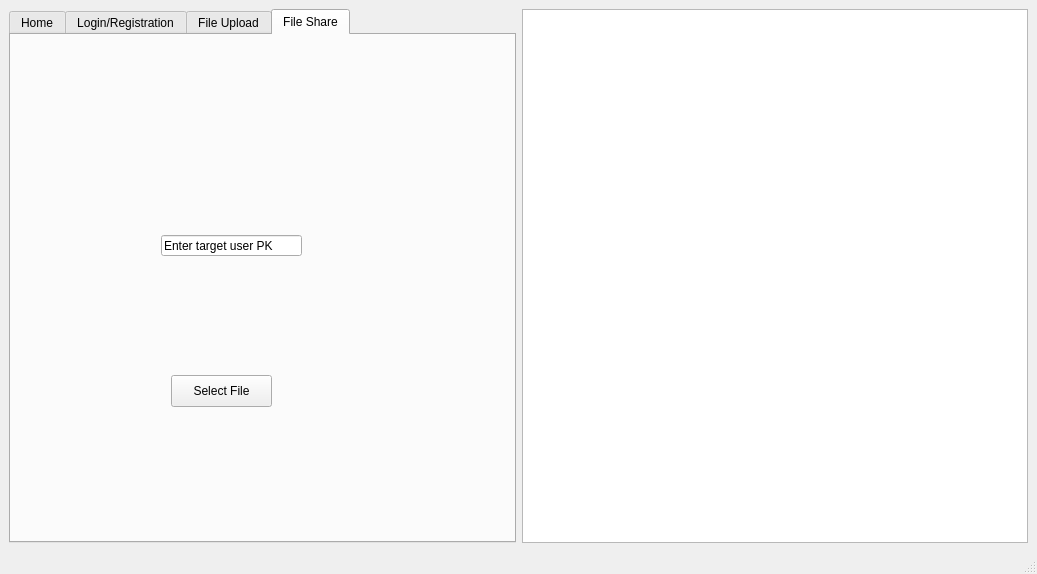
Tomas-Deane/FileShare, file fileshareqt/mainwindow.ui: the form before one commit.
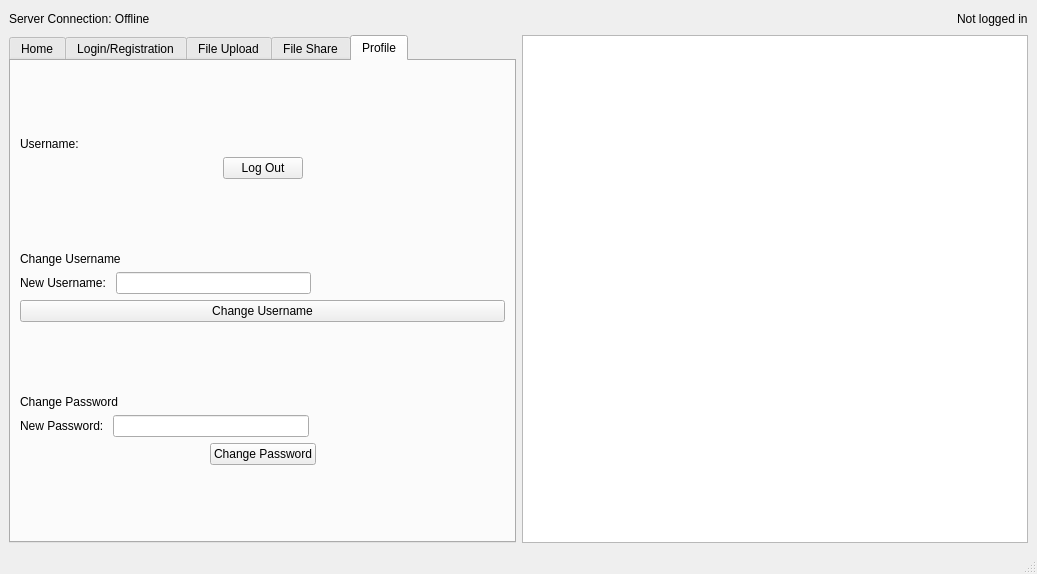
The form after the commit. Icons and pictures are not drawn.

Commit message: updated login and profile pages of ui

Diff of the .ui file:
```diff
--- a/fileshareqt/mainwindow.ui
+++ b/fileshareqt/mainwindow.ui
@@ -15,12 +15,43 @@
   </property>
   <widget class="QWidget" name="centralwidget">
    <layout class="QVBoxLayout" name="verticalLayout_2">
+    <item>
+     <layout class="QHBoxLayout" name="horizontalLayout_3">
+      <item>
+       <widget class="QLabel" name="serverConnectionLabel">
+        <property name="text">
+         <string>Server Connection: Offline</string>
+        </property>
+       </widget>
+      </item>
+      <item>
+       <spacer name="horizontalSpacer_11">
+        <property name="orientation">
+         <enum>Qt::Orientation::Horizontal</enum>
+        </property>
+        <property name="sizeHint" stdset="0">
+         <size>
+          <width>40</width>
+          <height>20</height>
+         </size>
+        </property>
+       </spacer>
+      </item>
+      <item>
+       <widget class="QLabel" name="loggedInLabel">
+        <property name="text">
+         <string>Not logged in</string>
+        </property>
+       </widget>
+      </item>
+     </layout>
+    </item>
     <item>
      <layout class="QHBoxLayout" name="horizontalLayout">
       <item>
        <widget class="QTabWidget" name="tabWidget">
         <property name="currentIndex">
-         <number>3</number>
+         <number>4</number>
         </property>
         <widget class="QWidget" name="Home">
          <attribute name="title">
@@ -52,7 +83,7 @@
          <attribute name="title">
           <string>Login/Registration</string>
          </attribute>
-         <layout class="QVBoxLayout" name="verticalLayout_3">
+         <layout class="QVBoxLayout" name="verticalLayout">
           <item>
            <layout class="QVBoxLayout" name="verticalLayout">
             <item>
@@ -162,6 +193,243 @@
           </property>
          </widget>
         </widget>
+        <widget class="QWidget" name="tab_2">
+         <attribute name="title">
+          <string>Profile</string>
+         </attribute>
+         <layout class="QVBoxLayout" name="verticalLayout_6">
+          <item>
+           <spacer name="verticalSpacer">
+            <property name="orientation">
+             <enum>Qt::Orientation::Vertical</enum>
+            </property>
+            <property name="sizeHint" stdset="0">
+             <size>
+              <width>20</width>
+              <height>40</height>
+             </size>
+            </property>
+           </spacer>
+          </item>
+          <item>
+           <layout class="QVBoxLayout" name="verticalLayout_5">
+            <item>
+             <widget class="QLabel" name="usernameLabel">
+              <property name="text">
+               <string>Username: </string>
+              </property>
+             </widget>
+            </item>
+            <item>
+             <layout class="QHBoxLayout" name="horizontalLayout_5">
+              <item>
+               <spacer name="horizontalSpacer_10">
+                <property name="orientation">
+                 <enum>Qt::Orientation::Horizontal</enum>
+                </property>
+                <property name="sizeHint" stdset="0">
+                 <size>
+                  <width>40</width>
+                  <height>20</height>
+                 </size>
+                </property>
+               </spacer>
+              </item>
+              <item>
+               <widget class="QPushButton" name="logOutButton">
+                <property name="text">
+                 <string>Log Out</string>
+                </property>
+               </widget>
+              </item>
+              <item>
+               <spacer name="horizontalSpacer_2">
+                <property name="orientation">
+                 <enum>Qt::Orientation::Horizontal</enum>
+                </property>
+                <property name="sizeHint" stdset="0">
+                 <size>
+                  <width>40</width>
+                  <height>20</height>
+                 </size>
+                </property>
+               </spacer>
+              </item>
+             </layout>
+            </item>
+           </layout>
+          </item>
+          <item>
+           <spacer name="verticalSpacer_4">
+            <property name="orientation">
+             <enum>Qt::Orientation::Vertical</enum>
+            </property>
+            <property name="sizeHint" stdset="0">
+             <size>
+              <width>20</width>
+              <height>40</height>
+             </size>
+            </property>
+           </spacer>
+          </item>
+          <item>
+           <layout class="QVBoxLayout" name="verticalLayout_4">
+            <item>
+             <widget class="QLabel" name="ChangeUsernameLabel">
+              <property name="text">
+               <string>Change Username</string>
+              </property>
+             </widget>
+            </item>
+            <item>
+             <layout class="QHBoxLayout" name="horizontalLayout_10">
+              <item>
+               <widget class="QLabel" name="NewUsernameLabel">
+                <property name="text">
+                 <string>New Username: </string>
+                </property>
+               </widget>
+              </item>
+              <item>
+               <widget class="QLineEdit" name="changeUsernameLineEdit"/>
+              </item>
+              <item>
+               <spacer name="horizontalSpacer_12">
+                <property name="orientation">
+                 <enum>Qt::Orientation::Horizontal</enum>
+                </property>
+                <property name="sizeHint" stdset="0">
+                 <size>
+                  <width>40</width>
+                  <height>20</height>
+                 </size>
+                </property>
+               </spacer>
+              </item>
+             </layout>
+            </item>
+            <item>
+             <layout class="QHBoxLayout" name="horizontalLayout_11">
+              <item>
+               <layout class="QHBoxLayout" name="horizontalLayout_12"/>
+              </item>
+              <item>
+               <widget class="QPushButton" name="changeUsernameButton">
+                <property name="text">
+                 <string>Change Username</string>
+                </property>
+               </widget>
+              </item>
+              <item>
+               <layout class="QHBoxLayout" name="horizontalLayout_13"/>
+              </item>
+             </layout>
+            </item>
+           </layout>
+          </item>
+          <item>
+           <spacer name="verticalSpacer_3">
+            <property name="orientation">
+             <enum>Qt::Orientation::Vertical</enum>
+            </property>
+            <property name="sizeHint" stdset="0">
+             <size>
+              <width>20</width>
+              <height>40</height>
+             </size>
+            </property>
+           </spacer>
+          </item>
+          <item>
+           <layout class="QVBoxLayout" name="verticalLayout_3">
+            <item>
+             <widget class="QLabel" name="ChangePasswordLabel">
+              <property name="text">
+               <string>Change Password</string>
+              </property>
+             </widget>
+            </item>
+            <item>
+             <layout class="QHBoxLayout" name="horizontalLayout_9">
+              <item>
+               <widget class="QLabel" name="NewPasswordLabel">
+                <property name="text">
+                 <string>New Password: </string>
+                </property>
+               </widget>
+              </item>
+              <item>
+               <widget class="QLineEdit" name="changePasswordLineEdit"/>
+              </item>
+              <item>
+               <spacer name="horizontalSpacer_9">
+                <property name="orientation">
+                 <enum>Qt::Orientation::Horizontal</enum>
+                </property>
+                <property name="sizeHint" stdset="0">
+                 <size>
+                  <width>40</width>
+                  <height>20</height>
+                 </size>
+                </property>
+               </spacer>
+              </item>
+             </layout>
+            </item>
+            <item>
+             <layout class="QHBoxLayout" name="horizontalLayout_4">
+              <item>
+               <spacer name="horizontalSpacer_8">
+                <property name="orientation">
+                 <enum>Qt::Orientation::Horizontal</enum>
+                </property>
+                <property name="sizeHint" stdset="0">
+                 <size>
+                  <width>40</width>
+                  <height>20</height>
+                 </size>
+                </property>
+               </spacer>
+              </item>
+              <item>
+               <widget class="QPushButton" name="changePasswordButton">
+                <property name="text">
+                 <string>Change Password</string>
+                </property>
+               </widget>
+              </item>
+              <item>
+               <spacer name="horizontalSpacer">
+                <property name="orientation">
+                 <enum>Qt::Orientation::Horizontal</enum>
+                </property>
+                <property name="sizeHint" stdset="0">
+                 <size>
+                  <width>40</width>
+                  <height>20</height>
+                 </size>
+                </property>
+               </spacer>
+              </item>
+             </layout>
+            </item>
+           </layout>
+          </item>
+          <item>
+           <spacer name="verticalSpacer_2">
+            <property name="orientation">
+             <enum>Qt::Orientation::Vertical</enum>
+            </property>
+            <property name="sizeHint" stdset="0">
+             <size>
+              <width>20</width>
+              <height>40</height>
+             </size>
+            </property>
+           </spacer>
+          </item>
+         </layout>
+        </widget>
        </widget>
       </item>
       <item>
```
Left out of the diff: 95 changed lines with no effect on the pictures. The commit also changes 2 other files.
